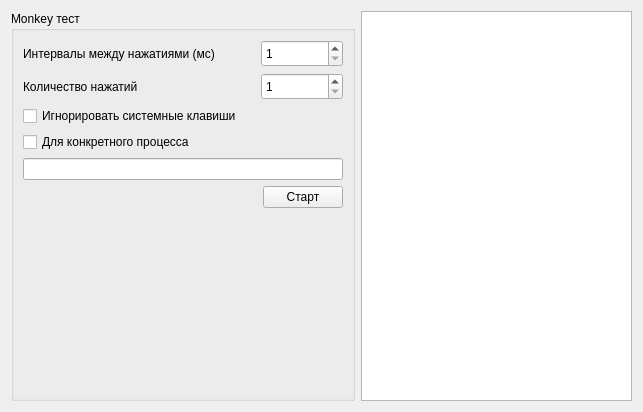
This is monkeywidget.ui in schdub/adbgui as Qt 5 draws it before an edit. The edited form follows.
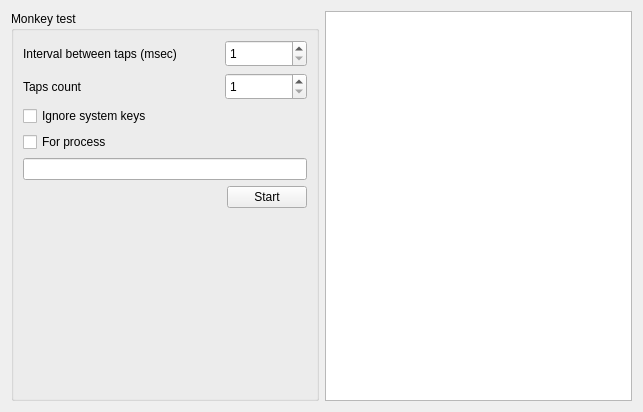
This is the edited form.

Commit message: GUI: English translation

The edit to the form file:
```diff
--- a/monkeywidget.ui
+++ b/monkeywidget.ui
@@ -17,7 +17,7 @@
    <item>
     <widget class="QGroupBox" name="groupBox">
      <property name="title">
-      <string>Monkey тест</string>
+      <string>Monkey test</string>
      </property>
      <layout class="QVBoxLayout" name="verticalLayout">
       <item>
@@ -25,7 +25,7 @@
         <item>
          <widget class="QLabel" name="label_3">
           <property name="text">
-           <string>Интервалы между нажатиями (мс)</string>
+           <string>Interval between taps (msec)</string>
           </property>
          </widget>
         </item>
@@ -71,7 +71,7 @@
         <item>
          <widget class="QLabel" name="label_4">
           <property name="text">
-           <string>Количество нажатий</string>
+           <string>Taps count</string>
           </property>
          </widget>
         </item>
@@ -115,14 +115,14 @@
       <item>
        <widget class="QCheckBox" name="checkSysKeys">
         <property name="text">
-         <string>Игнорировать системные клавиши</string>
+         <string>Ignore system keys</string>
         </property>
        </widget>
       </item>
       <item>
        <widget class="QCheckBox" name="checkPackage">
         <property name="text">
-         <string>Для конкретного процесса</string>
+         <string>For process</string>
         </property>
        </widget>
       </item>
@@ -147,7 +147,7 @@
         <item>
          <widget class="QPushButton" name="btStart">
           <property name="text">
-           <string>Старт</string>
+           <string>Start</string>
           </property>
          </widget>
         </item>
```
The commit also changes 4 other files.
